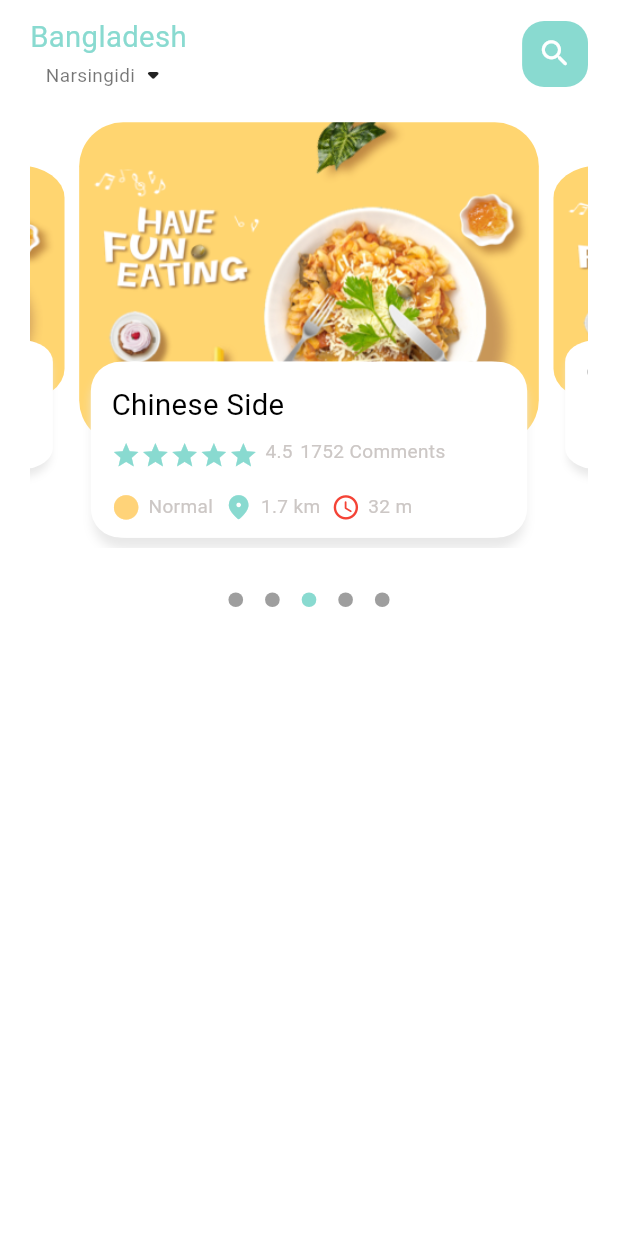
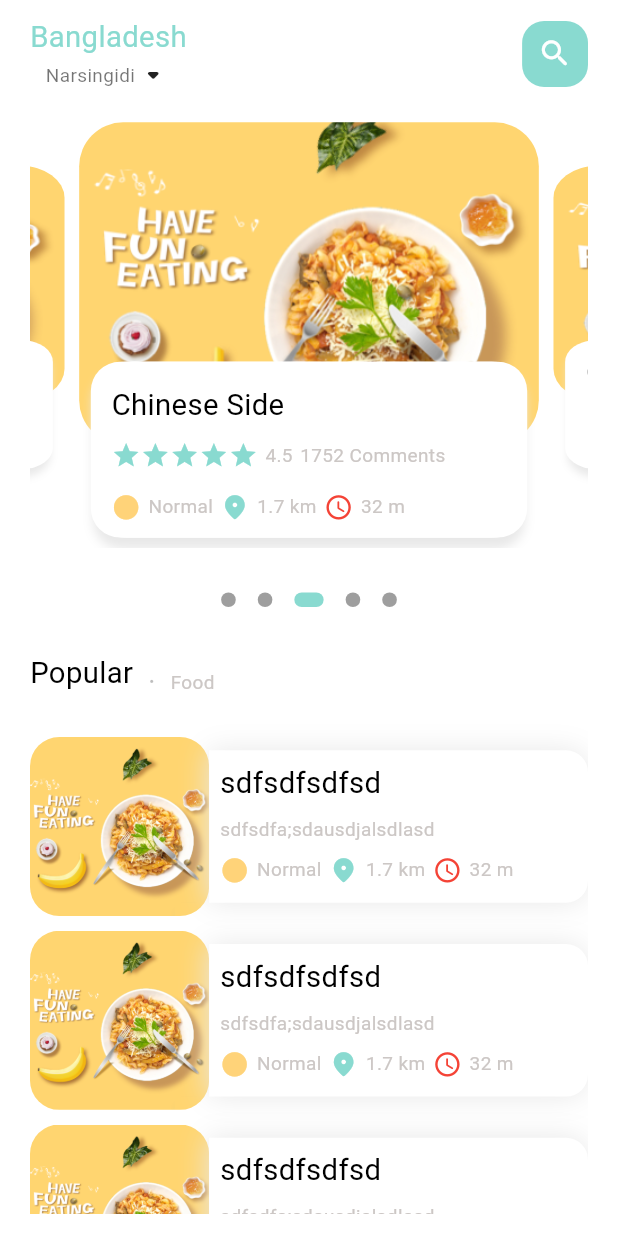
Before and after one commit to SaifAllahGharib/food_craft, a Flutter app: the screen it shows after launch, on a phone screen of 412 x 824 dp. Run offline on Flutter 3.47's test engine with Material 3 defaults, Android fonts, the phone set to English and light mode, and no system bars; drawn by our look-alikes of smooth_page_indicator; our stand-ins replace cached_network_image, device_preview, firebase_core, go_router; accounts and stored records are empty.

Commit message:
create popular list view

```diff
--- a/assets/language/ar.json
+++ b/assets/language/ar.json
@@ -70,6 +70,7 @@
   "nearest": "الأقرب",
   "rating": "تقييم",
   "popularity": "شعبية",
+  "popular": "شعبي",
   "delivery_charge": "رسوم التوصيل",
   "filter_by": "مصنف بواسطة",
   "currently_available_foods": "الأطعمة المتوفرة حاليًا",
--- a/assets/language/en.json
+++ b/assets/language/en.json
@@ -70,6 +70,7 @@
   "nearest": "Nearest",
   "rating": "Rating",
   "popularity": "Popularity",
+  "popular": "Popular",
   "delivery_charge": "Delivery Charge",
   "filter_by": "Filter by",
   "currently_available_foods": "Currently Available Foods",
--- a/lib/core/utils/dimensions.dart
+++ b/lib/core/utils/dimensions.dart
@@ -44,6 +44,10 @@ abstract class Dimensions {
 
   static double height45(BuildContext context) {
     return getHeight(context) / 18.76;
+  }
+
+  static double height120(BuildContext context) {
+    return getHeight(context) / 6.9;
   }
 
   // Dynamic width padding and margin
--- /dev/null
+++ b/lib/core/widgets/custom_image.dart
@@ -0,0 +1,19 @@
+import 'package:cached_network_image/cached_network_image.dart';
+import 'package:flutter/material.dart';
+import 'package:food_craft/core/widgets/custom_image_error.dart';
+
+class CustomImage extends StatelessWidget {
+  const CustomImage({super.key});
+
+  @override
+  Widget build(BuildContext context) {
+    return SizedBox(
+      width: 120,
+      height: 120,
+      child: CachedNetworkImage(
+        imageUrl: "",
+        errorWidget: (context, url, error) => const CustomImageError(),
+      ),
+    );
+  }
+}
--- /dev/null
+++ b/lib/core/widgets/custom_image_error.dart
@@ -0,0 +1,23 @@
+import 'package:flutter/material.dart';
+import 'package:food_craft/core/utils/dimensions.dart';
+
+class CustomImageError extends StatelessWidget {
+  const CustomImageError({super.key});
+
+  @override
+  Widget build(BuildContext context) {
+    return Container(
+      decoration: BoxDecoration(
+        borderRadius: BorderRadius.circular(Dimensions.radius20(context)),
+        border: Border.all(
+          color: Colors.red,
+          width: 2,
+        ),
+      ),
+      child: const Icon(
+        Icons.error_outline_outlined,
+        color: Colors.red,
+      ),
+    );
+  }
+}
--- a/lib/core/widgets/row_location_and_time.dart
+++ b/lib/core/widgets/row_location_and_time.dart
@@ -10,30 +10,24 @@ class RowLocationAndTime extends StatelessWidget {
   Widget build(BuildContext context) {
     return Row(
       children: [
-        Expanded(
-          child: Wrap(
-            children: [
         const CustomIconAndText(
           text: "Normal",
           icon: Icons.circle,
           color: AppColors.yellowColor,
         ),
-              SizedBox(width: Dimensions.width15(context)),
+        SizedBox(width: Dimensions.width10(context)),
         const CustomIconAndText(
           text: "1.7 km",
           icon: Icons.location_on_rounded,
           color: AppColors.primaryColor,
         ),
-              SizedBox(width: Dimensions.width15(context)),
+        SizedBox(width: Dimensions.width10(context)),
         const CustomIconAndText(
           text: "32 m",
           icon: Icons.access_time_rounded,
           color: Colors.red,
         ),
       ],
-          ),
-        ),
-      ],
     );
   }
 }
--- a/lib/features/home/presentation/view/widgets/column_in_page_view_item.dart
+++ b/lib/features/home/presentation/view/widgets/column_in_page_view_item.dart
@@ -1,7 +1,7 @@
 import 'package:flutter/material.dart';
 import 'package:food_craft/core/utils/dimensions.dart';
-import 'package:food_craft/core/utils/styles.dart';
 import 'package:food_craft/core/widgets/row_location_and_time.dart';
+import 'package:food_craft/features/home/presentation/view/widgets/custom_text.dart';
 import 'package:food_craft/features/home/presentation/view/widgets/row_stars_and_rate_and_comments.dart';
 
 class ColumnInPageView extends StatelessWidget {
@@ -12,9 +12,9 @@ class ColumnInPageView extends StatelessWidget {
     return Column(
       crossAxisAlignment: CrossAxisAlignment.start,
       children: [
-        Text(
-          "Chinese Side",
-          style: Styles.textStyle20(context),
+        const CustomText(
+          text: "Chinese Side",
+          bigText: true,
         ),
         SizedBox(height: Dimensions.height10(context)),
         const RowStarsAndRateAndComments(),
--- a/lib/features/home/presentation/view/widgets/custom_app_bar_home_view.dart
+++ b/lib/features/home/presentation/view/widgets/custom_app_bar_home_view.dart
@@ -1,7 +1,7 @@
 import 'package:flutter/material.dart';
 import 'package:food_craft/core/utils/colors.dart';
 import 'package:food_craft/core/utils/dimensions.dart';
-import 'package:food_craft/core/utils/styles.dart';
+import 'package:food_craft/features/home/presentation/view/widgets/custom_text.dart';
 
 class CustomAppBarHomeView extends StatelessWidget {
   const CustomAppBarHomeView({super.key});
@@ -12,21 +12,20 @@ class CustomAppBarHomeView extends StatelessWidget {
       child: Row(
         mainAxisAlignment: MainAxisAlignment.spaceBetween,
         children: [
-          Column(
+          const Column(
             children: [
-              Text(
-                "Bangladesh",
-                style: Styles.textStyle20(context)
-                    .copyWith(color: AppColors.primaryColor),
+              CustomText(
+                text: "Bangladesh",
+                colorBigText: AppColors.primaryColor,
+                bigText: true,
               ),
               Row(
                 children: [
-                  Text(
-                    "Narsingidi",
-                    style: Styles.textStyle12(context)
-                        .copyWith(color: Colors.black54),
+                  CustomText(
+                    text: "Narsingidi",
+                    colorSmallText: Colors.black54,
                   ),
-                  const Icon(Icons.arrow_drop_down_rounded),
+                  Icon(Icons.arrow_drop_down_rounded),
                 ],
               ),
             ],
--- a/lib/features/home/presentation/view/widgets/custom_text.dart
+++ b/lib/features/home/presentation/view/widgets/custom_text.dart
@@ -1,16 +1,28 @@
 import 'package:flutter/material.dart';
+import 'package:food_craft/core/utils/colors.dart';
 import 'package:food_craft/core/utils/styles.dart';
 
 class CustomText extends StatelessWidget {
   final String text;
+  final Color colorBigText;
+  final Color colorSmallText;
+  final bool bigText;
 
-  const CustomText({super.key, required this.text});
+  const CustomText({
+    super.key,
+    required this.text,
+    this.bigText = false,
+    this.colorBigText = Colors.black,
+    this.colorSmallText = AppColors.textColor,
+  });
 
   @override
   Widget build(BuildContext context) {
     return Text(
       text,
-      style: Styles.textStyle12(context),
+      style: bigText
+          ? Styles.textStyle20(context).copyWith(color: colorBigText)
+          : Styles.textStyle12(context).copyWith(color: colorSmallText),
     );
   }
 }
--- a/lib/features/home/presentation/view/widgets/home_view_body.dart
+++ b/lib/features/home/presentation/view/widgets/home_view_body.dart
@@ -3,6 +3,8 @@ import 'package:food_craft/constant.dart';
 import 'package:food_craft/core/utils/dimensions.dart';
 import 'package:food_craft/features/home/presentation/view/widgets/custom_app_bar_home_view.dart';
 import 'package:food_craft/features/home/presentation/view/widgets/page_view_section.dart';
+import 'package:food_craft/features/home/presentation/view/widgets/popular_list_view.dart';
+import 'package:food_craft/features/home/presentation/view/widgets/popular_text.dart';
 
 class HomeViewBody extends StatelessWidget {
   const HomeViewBody({super.key});
@@ -13,11 +15,21 @@ class HomeViewBody extends StatelessWidget {
       margin: const EdgeInsets.only(top: 10, bottom: 15),
       padding:
           const EdgeInsets.only(left: primaryPadding, right: primaryPadding),
-      child: Column(
-        children: [
-          const CustomAppBarHomeView(),
-          SizedBox(height: Dimensions.height20(context)),
-          const PageViewSection(),
+      child: CustomScrollView(
+        slivers: [
+          SliverToBoxAdapter(
+            child: Column(
+              children: [
+                const CustomAppBarHomeView(),
+                SizedBox(height: Dimensions.height20(context)),
+                const PageViewSection(),
+                SizedBox(height: Dimensions.height30(context)),
+                const PopularText(),
+                SizedBox(height: Dimensions.height30(context)),
+              ],
+            ),
+          ),
+          const PopularListView()
         ],
       ),
     );
--- a/lib/features/home/presentation/view/widgets/page_view_section.dart
+++ b/lib/features/home/presentation/view/widgets/page_view_section.dart
@@ -48,11 +48,12 @@ class _PageViewSectionState extends State<PageViewSection> {
         SmoothPageIndicator(
           controller: _pageController,
           count: countOfPage,
-          effect: SwapEffect(
+          effect: ExpandingDotsEffect(
             activeDotColor: AppColors.primaryColor,
             spacing: Dimensions.width30(context),
             dotWidth: Dimensions.width20(context),
             dotHeight: Dimensions.width20(context),
+            expansionFactor: 2,
           ),
           onDotClicked: (index) {
             onClickInDot(index);
--- /dev/null
+++ b/lib/features/home/presentation/view/widgets/popular_list_view.dart
@@ -0,0 +1,20 @@
+import 'package:flutter/material.dart';
+import 'package:food_craft/core/utils/dimensions.dart';
+import 'package:food_craft/features/home/presentation/view/widgets/popular_list_view_item.dart';
+
+class PopularListView extends StatelessWidget {
+  const PopularListView({super.key});
+
+  @override
+  Widget build(BuildContext context) {
+    return SliverList.builder(
+      itemCount: 4,
+      itemBuilder: (context, index) {
+        return Padding(
+          padding: EdgeInsets.only(bottom: Dimensions.height10(context)),
+          child: const PopularListViewItem(),
+        );
+      },
+    );
+  }
+}
--- /dev/null
+++ b/lib/features/home/presentation/view/widgets/popular_list_view_item.dart
@@ -0,0 +1,60 @@
+import 'package:flutter/material.dart';
+import 'package:food_craft/core/utils/assets.dart';
+import 'package:food_craft/core/utils/dimensions.dart';
+import 'package:food_craft/core/widgets/row_location_and_time.dart';
+import 'package:food_craft/features/home/presentation/view/widgets/custom_text.dart';
+
+class PopularListViewItem extends StatelessWidget {
+  const PopularListViewItem({super.key});
+
+  @override
+  Widget build(BuildContext context) {
+    return Row(
+      children: [
+        Container(
+          width: Dimensions.height120(context),
+          height: Dimensions.height120(context),
+          decoration: BoxDecoration(
+            borderRadius: BorderRadius.circular(Dimensions.radius20(context)),
+            color: Colors.white38,
+            image: const DecorationImage(
+              fit: BoxFit.cover,
+              image: AssetImage(AppAssets.food1),
+            ),
+          ),
+        ),
+        Expanded(
+          child: Container(
+            padding: EdgeInsets.all(Dimensions.width15(context)),
+            decoration: BoxDecoration(
+              color: Colors.white,
+              borderRadius: BorderRadius.only(
+                topRight: Radius.circular(Dimensions.radius15(context)),
+                bottomRight: Radius.circular(Dimensions.radius15(context)),
+              ),
+              boxShadow: const [
+                BoxShadow(
+                  color: Color(0xffe8e8e8),
+                  blurRadius: 15,
+                ),
+              ],
+            ),
+            child: Column(
+              crossAxisAlignment: CrossAxisAlignment.start,
+              children: [
+                const CustomText(
+                  text: "sdfsdfsdfsd",
+                  bigText: true,
+                ),
+                SizedBox(height: Dimensions.height10(context)),
+                const CustomText(text: "sdfsdfa;sdausdjalsdlasd"),
+                SizedBox(height: Dimensions.height10(context)),
+                const RowLocationAndTime(),
+              ],
+            ),
+          ),
+        ),
+      ],
+    );
+  }
+}
--- /dev/null
+++ b/lib/features/home/presentation/view/widgets/popular_text.dart
@@ -0,0 +1,29 @@
+import 'package:flutter/material.dart';
+import 'package:food_craft/core/utils/app_localizations.dart';
+import 'package:food_craft/core/utils/dimensions.dart';
+import 'package:food_craft/features/home/presentation/view/widgets/custom_text.dart';
+
+class PopularText extends StatelessWidget {
+  const PopularText({super.key});
+
+  @override
+  Widget build(BuildContext context) {
+    return Row(
+      crossAxisAlignment: CrossAxisAlignment.end,
+      children: [
+        CustomText(
+          text: "popular".tr(context),
+          bigText: true,
+        ),
+        SizedBox(width: Dimensions.width20(context)),
+        const CustomText(
+          text: ".",
+          colorBigText: Colors.black26,
+          bigText: true,
+        ),
+        SizedBox(width: Dimensions.width20(context)),
+        CustomText(text: "food".tr(context)),
+      ],
+    );
+  }
+}
--- a/lib/features/home/presentation/view/widgets/row_stars_and_rate_and_comments.dart
+++ b/lib/features/home/presentation/view/widgets/row_stars_and_rate_and_comments.dart
@@ -10,6 +10,7 @@ class RowStarsAndRateAndComments extends StatelessWidget {
   @override
   Widget build(BuildContext context) {
     return Wrap(
+      crossAxisAlignment: WrapCrossAlignment.center,
       children: [
         Wrap(
           children: List.generate(
--- a/lib/main.dart
+++ b/lib/main.dart
@@ -44,7 +44,7 @@ class MyApp extends StatelessWidget {
       localeResolutionCallback: (locale, supportedLocales) {
         for (var supportedLocale in supportedLocales) {
           if (supportedLocale.languageCode == locale?.languageCode) {
-            return supportedLocale;
+            return const Locale("en");
           }
         }
         return supportedLocales.first;
--- a/pubspec.yaml
+++ b/pubspec.yaml
@@ -44,6 +44,7 @@ dependencies:
   flutter_localizations:
     sdk: flutter
   intl: any
+  cached_network_image: ^3.4.1
 
 dev_dependencies:
   flutter_test:
```
Also changed, not shown: pubspec.lock. Lines whose indentation alone changed are shown as unchanged.
